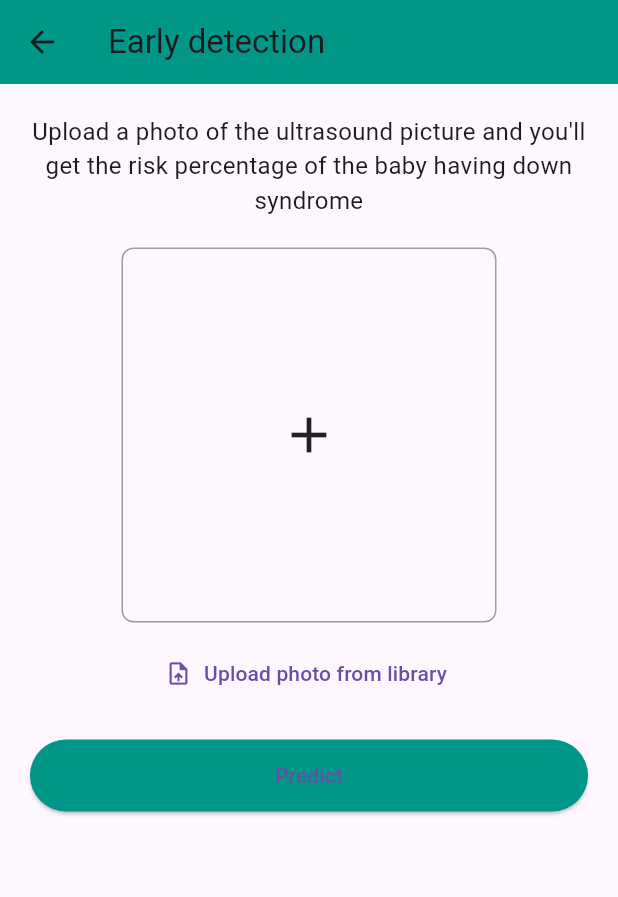
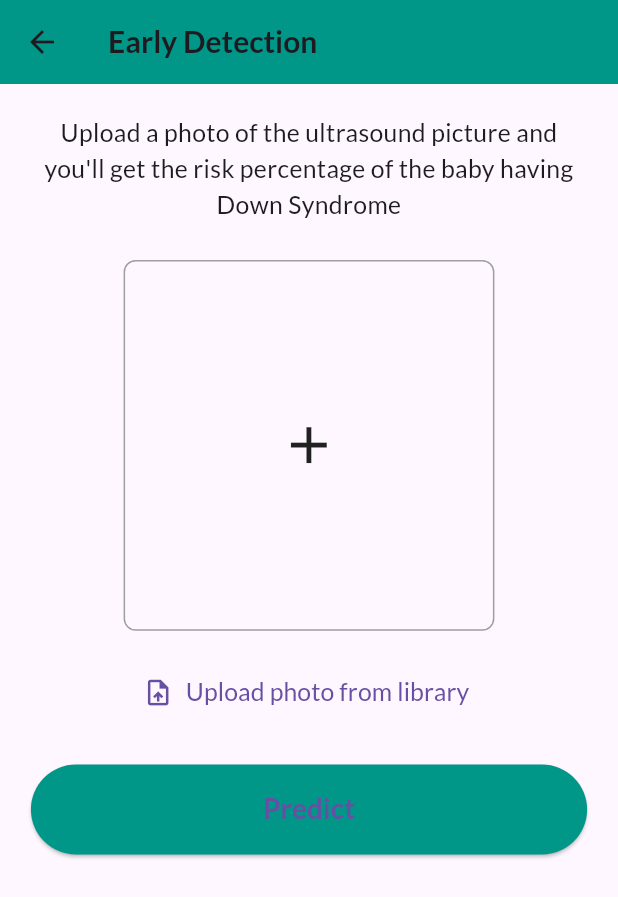
Before and after one commit to esmaeil57/DownDetect, a Flutter app: the PredictionScreen screen opened directly, on a phone screen of 412 x 824 dp. Shown: the top 897 px of the screen. Run offline on Flutter 3.47's test engine with Material 3 defaults, Android fonts, the phone set to English and light mode, and no system bars; our stand-ins replace dio, google_fonts, image_picker, jwt_decoder, shared_preferences; accounts and stored records are empty.

Commit message:
edit in UI and Logic related with Prediction

```diff
--- a/lib/view_model/prediction_viewmodel.dart
+++ b/lib/view_model/prediction_viewmodel.dart
@@ -44,4 +44,13 @@ class PredictionViewModel extends ChangeNotifier {
     isLoading = false;
     notifyListeners();
   }
+
+  void resetPrediction() {
+    selectedImage = null;
+    result = null;
+    errorMessage = null;
+    isLoading = false;
+    notifyListeners();
+  }
+
 }
--- a/lib/views/early_detection_screen.dart
+++ b/lib/views/early_detection_screen.dart
@@ -137,69 +137,97 @@ class PredictionScreen extends StatelessWidget {
   @override
   Widget build(BuildContext context) {
     final viewModel = Provider.of<PredictionViewModel>(context);
+    final mediaQuery = MediaQuery.of(context);
 
     return Scaffold(
       appBar: AppBar(
-        title: const Text("Early detection"),
+        title: Text(
+          "Early Detection",
+          style: GoogleFonts.lato(fontSize: 20, fontWeight: FontWeight.bold),
+        ),
         backgroundColor: Colors.teal,
       ),
       body: Padding(
-        padding: const EdgeInsets.all(20.0),
+        padding: EdgeInsets.all(mediaQuery.size.width * 0.05),
         child: Column(
+          crossAxisAlignment: CrossAxisAlignment.center,
           children: [
-            const Text(
-              "Upload a photo of the ultrasound picture and you'll get the risk percentage of the baby having down syndrome",
+            Text(
+              "Upload a photo of the ultrasound picture and you'll get the risk percentage of the baby having Down Syndrome",
               textAlign: TextAlign.center,
-              style: TextStyle(fontSize: 16),
+              style: GoogleFonts.lato(fontSize: mediaQuery.size.width * 0.04),
             ),
-            const SizedBox(height: 20),
+            SizedBox(height: mediaQuery.size.height * 0.03),
             Container(
-              width: 250,
-              height: 250,
+              width: mediaQuery.size.width * 0.6,
+              height: mediaQuery.size.width * 0.6,
               decoration: BoxDecoration(
                 border: Border.all(color: Colors.grey),
                 borderRadius: BorderRadius.circular(8),
               ),
               child: viewModel.selectedImage == null
-                  ? const Center(child: Icon(Icons.add, size: 40))
+                  ? Center(
+                child: Icon(Icons.add, size: mediaQuery.size.width * 0.1),
+              )
                   : ClipRRect(
                 borderRadius: BorderRadius.circular(8),
-                child:
-                Image.file(viewModel.selectedImage!, fit: BoxFit.cover),
+                child: Image.file(
+                  viewModel.selectedImage!,
+                  fit: BoxFit.cover,
+                ),
               ),
             ),
-            const SizedBox(height: 10),
+            SizedBox(height: mediaQuery.size.height * 0.02),
             TextButton.icon(
               onPressed: () => _pickImage(context),
-              icon: const Icon(Icons.upload_file),
-              label: const Text("Upload photo from library"),
+              icon: Icon(Icons.upload_file, size: mediaQuery.size.width * 0.05),
+              label: Text(
+                "Upload photo from library",
+                style: GoogleFonts.lato(fontSize: mediaQuery.size.width * 0.04),
+              ),
             ),
-            const SizedBox(height: 20),
+            SizedBox(height: mediaQuery.size.height * 0.03),
             SizedBox(
               width: double.infinity,
               child: ElevatedButton(
                 style: ElevatedButton.styleFrom(
                   backgroundColor: Colors.teal,
-                  padding: const EdgeInsets.symmetric(vertical: 14),
+                  padding: EdgeInsets.symmetric(
+                    vertical: mediaQuery.size.height * 0.02,
+                  ),
                 ),
                 onPressed: viewModel.isLoading
                     ? null
                     : () async {
                   await viewModel.predict();
-                  if (viewModel.result != null || viewModel.errorMessage != null) {
+                  if (viewModel.result != null ||
+                      viewModel.errorMessage != null) {
                     Navigator.push(
                       context,
                       MaterialPageRoute(
                         builder: (_) => const PredictionResultScreen(),
                       ),
-                    );
+                    ).then((_){
+                      viewModel.resetPrediction();
+                    });
                   }
                 },
-                child: const Text("Predict"),
+                child: Text(
+                  "Predict",
+                  style: GoogleFonts.lato(
+                    fontSize: mediaQuery.size.width * 0.045,
+                    fontWeight: FontWeight.bold,
+                  ),
+                ),
               ),
             ),
-            const SizedBox(height: 20),
-            if (viewModel.isLoading) const CircularProgressIndicator(),
+            SizedBox(height: mediaQuery.size.height * 0.02),
+            if (viewModel.isLoading)
+              SizedBox(
+                height: mediaQuery.size.width * 0.1,
+                width: mediaQuery.size.width * 0.1,
+                child: const CircularProgressIndicator(),
+              ),
           ],
         ),
       ),
--- a/lib/views/prediction_result_screen.dart
+++ b/lib/views/prediction_result_screen.dart
@@ -9,7 +9,13 @@ class PredictionResultScreen extends StatelessWidget {
   Widget build(BuildContext context) {
     final viewModel = Provider.of<PredictionViewModel>(context, listen: false);
     final result = viewModel.result;
-
+    final error = viewModel.errorMessage;
+    // Ensure that null values are handled gracefully
+    if (result == null && error == null) {
+      return const Scaffold(
+        body: Center(child: Text("No result available.")),
+      );
+    }
     return Scaffold(
       appBar: AppBar(
         title: const Text("Prediction Result"),
@@ -17,29 +23,37 @@ class PredictionResultScreen extends StatelessWidget {
       ),
       body: Padding(
         padding: const EdgeInsets.all(20.0),
-        child: result != null
-            ? Column(
+        child:
+            result != null
+                ? Center(
+                  child: Column(
                     children: [
                       const Text(
                         "Result in Ultrasound Image",
-              style: TextStyle(fontSize: 20, fontWeight: FontWeight.bold),
+                        style: TextStyle(
+                          fontSize: 20,
+                          fontWeight: FontWeight.bold,
                         ),
-            const SizedBox(height: 10),
+                      ),
+                      const SizedBox(height: 15),
                       Image.file(viewModel.selectedImage!, height: 200),
                       const SizedBox(height: 20),
                       Text(
                         "result: '${result.result}'",
                         style: const TextStyle(fontSize: 16),
                       ),
+                      const SizedBox(height: 20),
                       Text(
                         "confidence: '${result.confidence.toStringAsFixed(2)}%'",
                         style: const TextStyle(fontSize: 16),
                       ),
+                      const SizedBox(height: 20),
                       Text(
                         "predicted_class_index: ${result.predictedClassIndex}",
                         style: const TextStyle(fontSize: 16),
                       ),
                     ],
+                  ),
                 )
                 : Center(
                   child: Text(
```
Lines whose indentation alone changed are shown as unchanged.
